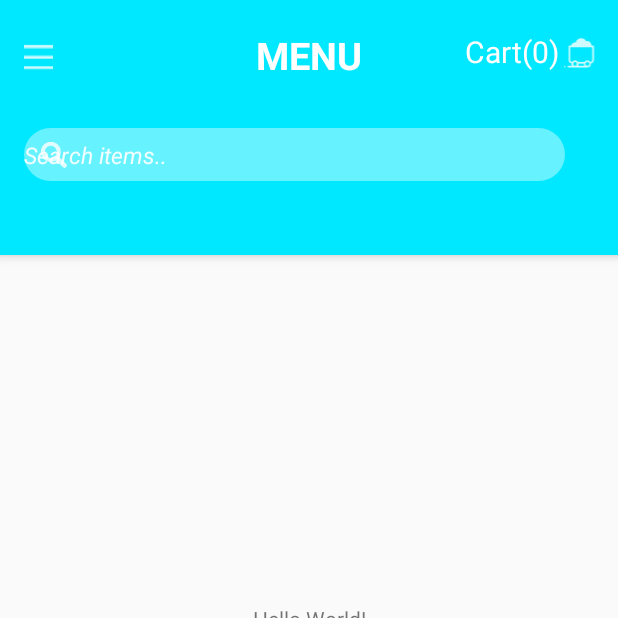
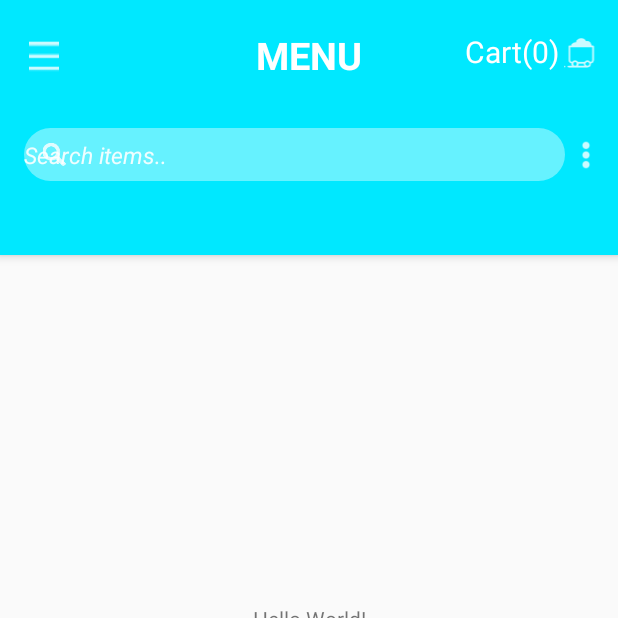
Before and after one commit to ahmed-alllam/Koshkie-Android-App, an Android app: the MainActivity screen opened directly, with no data from a screen before it, on a phone screen of 412 x 824 dp, the top half of it. Run offline under Robolectric (Android 15) with nearby library versions, the phone set to English and light mode, and no system bars; Roboto replaces fonts that are not available here.

Commit message:
Added Menu Pop-Up Button

```diff
--- a/app/build.gradle
+++ b/app/build.gradle
@@ -9,7 +9,7 @@ android {
     buildToolsVersion "29.0.2"
     defaultConfig {
         applicationId "com.koshkie.koshkieApp"
-        minSdkVersion 15
+        minSdkVersion 17
         targetSdkVersion 29
         versionCode 1
         versionName "1.0"
--- a/app/src/main/res/layout/custom_action_bar.xml
+++ b/app/src/main/res/layout/custom_action_bar.xml
@@ -25,6 +25,7 @@
         tools:ignore="HardcodedText" />
 
     <androidx.constraintlayout.widget.ConstraintLayout
+        android:id="@+id/search_layout"
         android:layout_width="0dp"
         android:layout_height="35dp"
         android:layout_marginLeft="16dp"
@@ -53,15 +54,15 @@
             android:textColorHint="#E6FFFFFF"
             android:textSize="15dp"
             android:textStyle="italic"
+            android:paddingStart="5dp"
             app:layout_constraintStart_toStartOf="parent"
             app:layout_constraintTop_toTopOf="parent"
             tools:ignore="Autofill,SpUsage" />
 
         <ImageView
             android:layout_width="wrap_content"
-            android:layout_height="17dp"
+            android:layout_height="15dp"
             android:layout_marginEnd="8dp"
-            android:layout_marginRight="3dp"
             android:foregroundGravity="center"
             android:src="@drawable/searchicon"
             app:layout_constraintBottom_toBottomOf="parent"
@@ -109,10 +110,10 @@
 
     <ImageButton
         android:id="@+id/navButton"
-        android:layout_width="19dp"
-        android:layout_height="30dp"
-        android:layout_marginLeft="16dp"
-        android:layout_marginTop="23dp"
+        android:layout_width="20dp"
+        android:layout_height="35dp"
+        android:layout_marginLeft="19dp"
+        android:layout_marginTop="20dp"
         android:background="@android:color/transparent"
         android:onClick="onActionBarItemSelected"
         android:scaleType="centerCrop"
@@ -121,4 +122,18 @@
         app:layout_constraintTop_toTopOf="parent"
         tools:ignore="ContentDescription,RtlHardcoded" />
 
+    <ImageButton
+        android:layout_width="20dp"
+        android:layout_height="20dp"
+        android:layout_marginRight="8dp"
+        android:background="@android:color/transparent"
+        android:onClick="onActionBarItemSelected"
+        android:scaleType="centerInside"
+        android:src="@drawable/menu_popup"
+        app:layout_constraintBottom_toBottomOf="@+id/search_layout"
+        app:layout_constraintLeft_toRightOf="@id/search_layout"
+        app:layout_constraintRight_toRightOf="parent"
+        app:layout_constraintTop_toTopOf="@+id/search_layout"
+        tools:ignore="RtlHardcoded" />
+
 </androidx.constraintlayout.widget.ConstraintLayout>
```
Also changed, not shown: app/src/main/res/drawable-hdpi/menu_popup.png (added), app/src/main/res/drawable-mdpi/menu_popup.png (added), app/src/main/res/drawable-xhdpi/menu_popup.png (added), app/src/main/res/drawable-xxhdpi/menu_popup.png (added), app/src/main/res/drawable-xxxhdpi/menu_popup.png (added).
